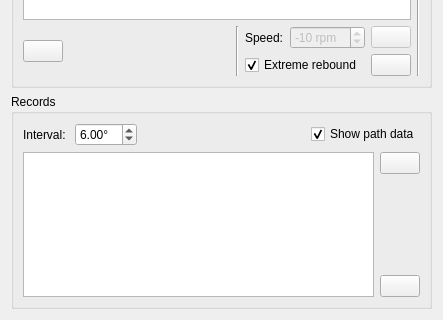
First picture: the form in core/widgets/inputs.ui, repository KmolYuan/Pyslvs-UI, before the edit; both pictures show x 0 to 443 and y 387 to 707 of the 443 by 707 pixel window.
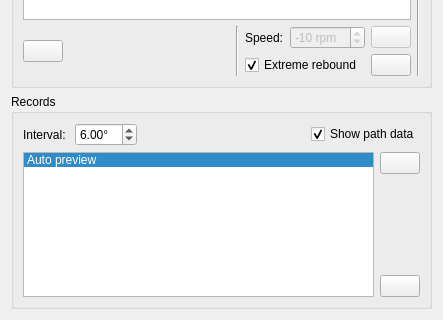
Second picture: the form after the edit. Icons and pictures are not drawn.

Commit message: Prepare 'Auto preview' function for presenting path data.

```diff
--- a/core/widgets/inputs.ui
+++ b/core/widgets/inputs.ui
@@ -352,6 +352,14 @@
           <property name="statusTip">
            <string>All recorded path data of this workbook.</string>
           </property>
+          <property name="currentRow">
+           <number>0</number>
+          </property>
+          <item>
+           <property name="text">
+            <string>Auto preview</string>
+           </property>
+          </item>
          </widget>
         </item>
         <item>
```
The commit also changes 4 other files.
